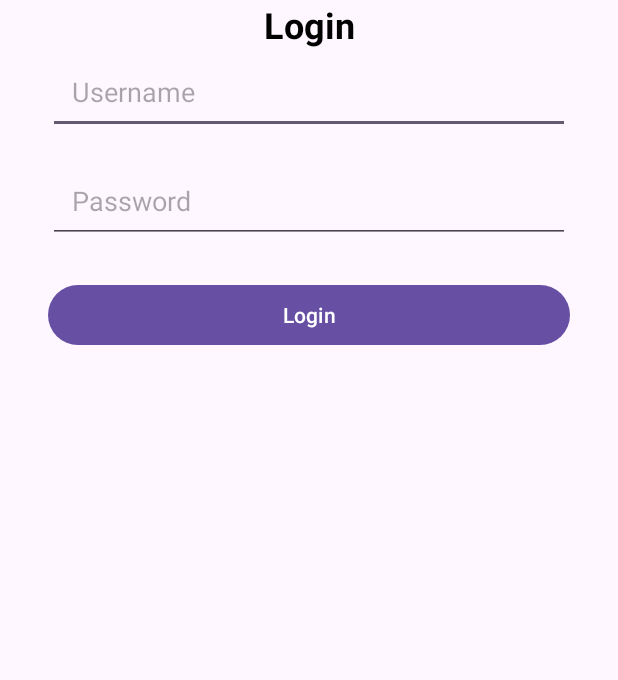
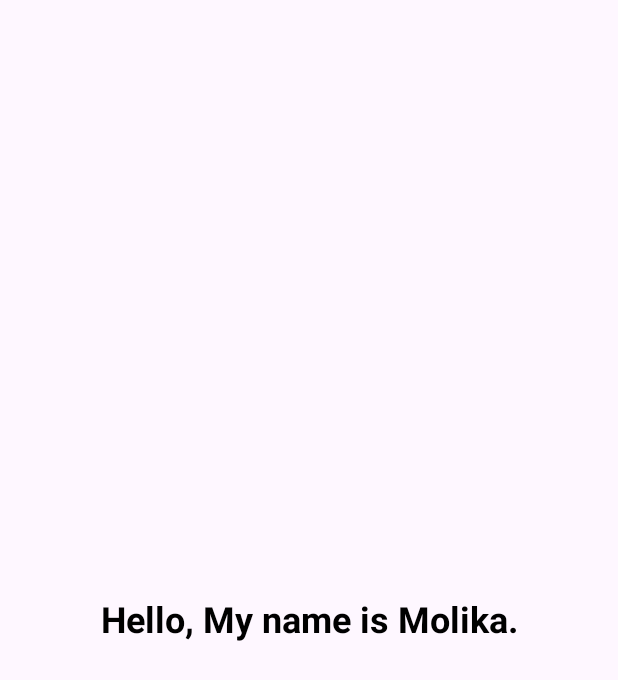
Before and after one commit to bunhovlim/mad_project, an Android app: the screen it shows after launch (MainActivity), on a phone screen of 412 x 824 dp. Shown: the top 680 px of the screen. Run offline under Robolectric (Android 15) with nearby library versions, the phone set to English and light mode, and no system bars.

```diff
--- a/app/src/main/java/kh/edu/rupp/ite/mad_project/MainActivity.kt
+++ b/app/src/main/java/kh/edu/rupp/ite/mad_project/MainActivity.kt
@@ -1,40 +1,23 @@
 package kh.edu.rupp.ite.mad_project
 
+import android.annotation.SuppressLint
 import android.os.Bundle
-import android.widget.Button
-import android.widget.EditText
-import android.widget.Toast
 import androidx.appcompat.app.AppCompatActivity
+import android.widget.TextView
 
 class MainActivity : AppCompatActivity() {
 
-    private lateinit var usernameEditText: EditText
-    private lateinit var passwordEditText: EditText
-    private lateinit var loginButton: Button
+    private lateinit var loginTitleTextView: TextView
 
+    @SuppressLint("SetTextI18n")
     override fun onCreate(savedInstanceState: Bundle?) {
         super.onCreate(savedInstanceState)
         setContentView(R.layout.activity_main)
 
-        // Find views by their IDs
-        usernameEditText = findViewById(R.id.username)
-        passwordEditText = findViewById(R.id.password)
-        loginButton = findViewById(R.id.loginButton)
+        // Find the TextView by its ID
+        loginTitleTextView = findViewById(R.id.loginTitle)
 
-        // Set up click listener for the login button
-        loginButton.setOnClickListener {
-            val username = usernameEditText.text.toString().trim()
-            val password = passwordEditText.text.toString().trim()
-
-            // Basic validation
-            if (username.isEmpty()) {
-                Toast.makeText(this, "Please enter a username", Toast.LENGTH_SHORT).show()
-            } else if (password.isEmpty()) {
-                Toast.makeText(this, "Please enter a password", Toast.LENGTH_SHORT).show()
-            } else {
-                // Show login success message
-                Toast.makeText(this, "Login Successful", Toast.LENGTH_SHORT).show()
-            }
-        }
+        // Set the text to "Hello, My name is Molika."
+        loginTitleTextView.text = "Hello, My name is Molika."
     }
 }
--- a/app/src/main/res/layout/activity_main.xml
+++ b/app/src/main/res/layout/activity_main.xml
@@ -10,53 +10,15 @@
         android:id="@+id/loginTitle"
         android:layout_width="wrap_content"
         android:layout_height="wrap_content"
-        android:text="Login"
+        android:text="@string/name"
         android:textSize="24sp"
         android:textStyle="bold"
         android:textColor="@android:color/black"
-        app:layout_constraintBottom_toTopOf="@id/username"
+        app:layout_constraintTop_toTopOf="parent"
+        app:layout_constraintBottom_toBottomOf="parent"
+        app:layout_constraintStart_toStartOf="parent"
         app:layout_constraintEnd_toEndOf="parent"
-        app:layout_constraintStart_toStartOf="parent"
-        app:layout_constraintTop_toTopOf="parent"
-        app:layout_constraintVertical_bias="0.3" />
+        app:layout_constraintVertical_bias="0.5" />
 
-    <EditText
-        android:id="@+id/username"
-        android:layout_width="0dp"
-        android:layout_height="wrap_content"
-        android:hint="Username"
-        android:padding="16dp"
-        android:inputType="text"
-        app:layout_constraintEnd_toEndOf="parent"
-        app:layout_constraintStart_toStartOf="parent"
-        app:layout_constraintTop_toBottomOf="@id/loginTitle"
-        android:layout_marginStart="32dp"
-        android:layout_marginEnd="32dp" />
-
-    <EditText
-        android:id="@+id/password"
-        android:layout_width="0dp"
-        android:layout_height="wrap_content"
-        android:hint="Password"
-        android:padding="16dp"
-        android:inputType="textPassword"
-        app:layout_constraintEnd_toEndOf="parent"
-        app:layout_constraintStart_toStartOf="parent"
-        app:layout_constraintTop_toBottomOf="@id/username"
-        android:layout_marginTop="16dp"
-        android:layout_marginStart="32dp"
-        android:layout_marginEnd="32dp" />
-
-    <Button
-        android:id="@+id/loginButton"
-        android:layout_width="0dp"
-        android:layout_height="wrap_content"
-        android:text="Login"
-        app:layout_constraintEnd_toEndOf="parent"
-        app:layout_constraintStart_toStartOf="parent"
-        app:layout_constraintTop_toBottomOf="@id/password"
-        android:layout_marginTop="24dp"
-        android:layout_marginStart="32dp"
-        android:layout_marginEnd="32dp" />
 
 </androidx.constraintlayout.widget.ConstraintLayout>
--- a/app/src/main/res/values/strings.xml
+++ b/app/src/main/res/values/strings.xml
@@ -1,3 +1,4 @@
 <resources>
     <string name="app_name">mad_project</string>
+    <string name="name">Hello, My name is Molika.</string>
 </resources>
```
